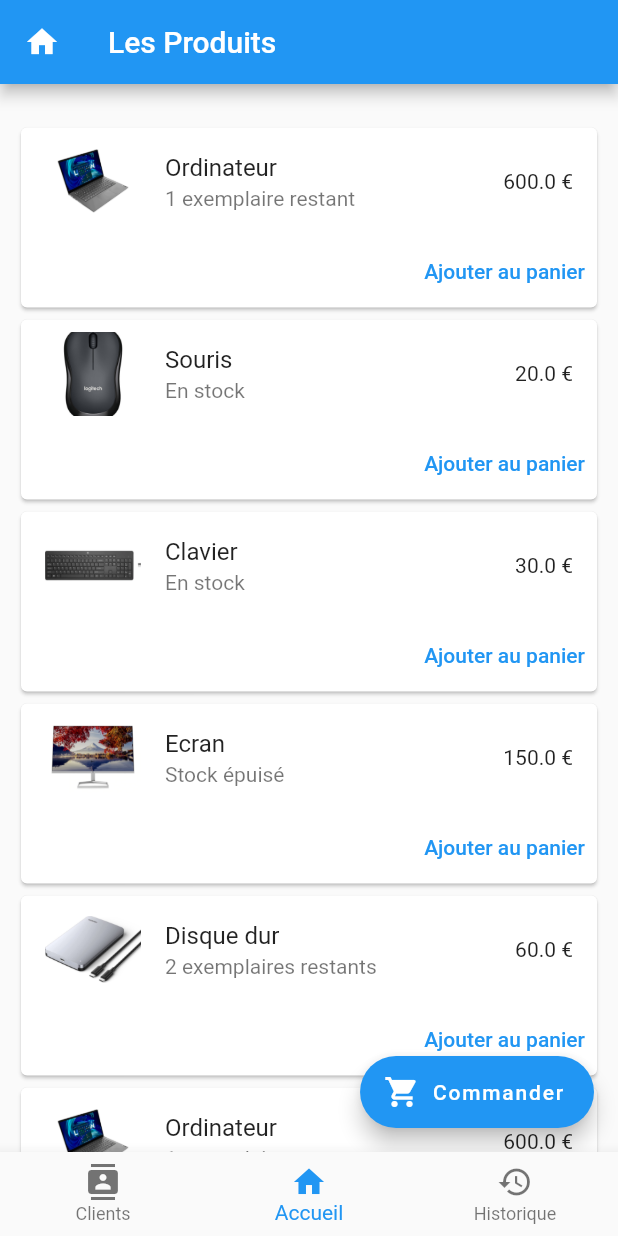
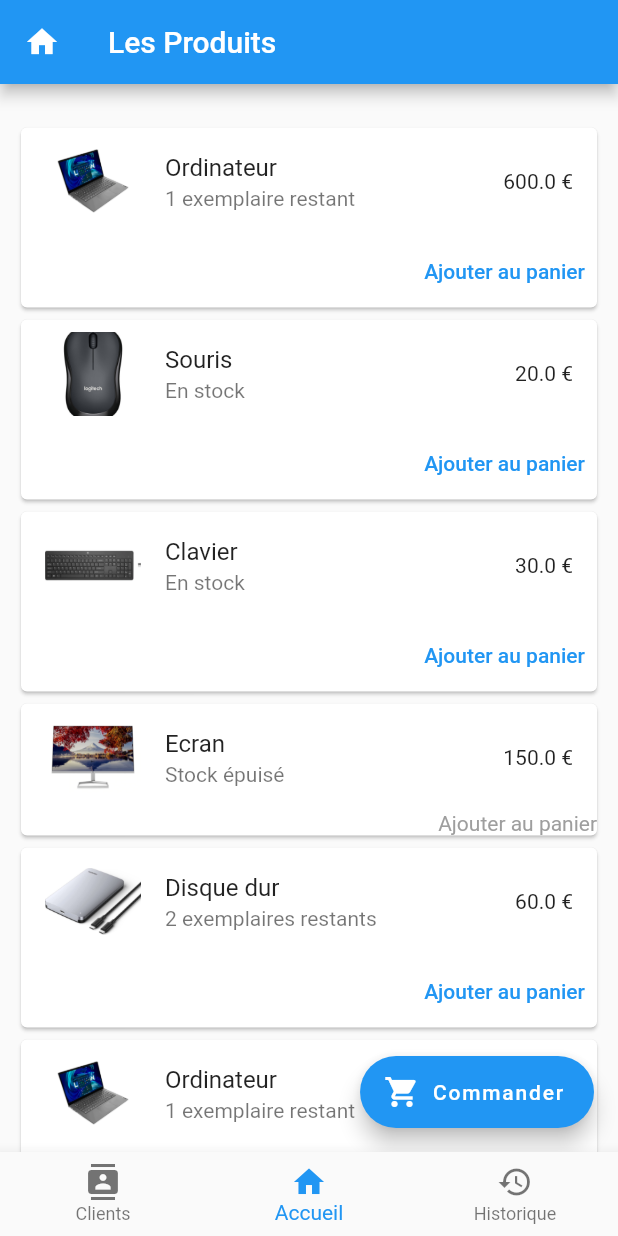
Before and after one commit to SantrainAlex/Alexis-Lucas, a Flutter app: the screen it shows after launch, on a phone screen of 412 x 824 dp. Run offline on Flutter 3.47's test engine with Material 2 defaults, Android fonts, the phone set to English and light mode, and no system bars.

Commit message:
Conditionner l'ajout au pagnier

```diff
--- a/lib/screen/HomePage/homepage.dart
+++ b/lib/screen/HomePage/homepage.dart
@@ -68,6 +68,9 @@ class _HomePageState extends State<HomePage> {
                         Row(
                           mainAxisAlignment: MainAxisAlignment.end,
                           children: <Widget>[
+                            (currentArticle.quantite == 0) ?
+                                Text('Ajouter au panier', style: TextStyle(color: Colors.grey),)
+                            :
                             TextButton(
                               child: const Text('Ajouter au panier'),
                               onPressed: () {
```
